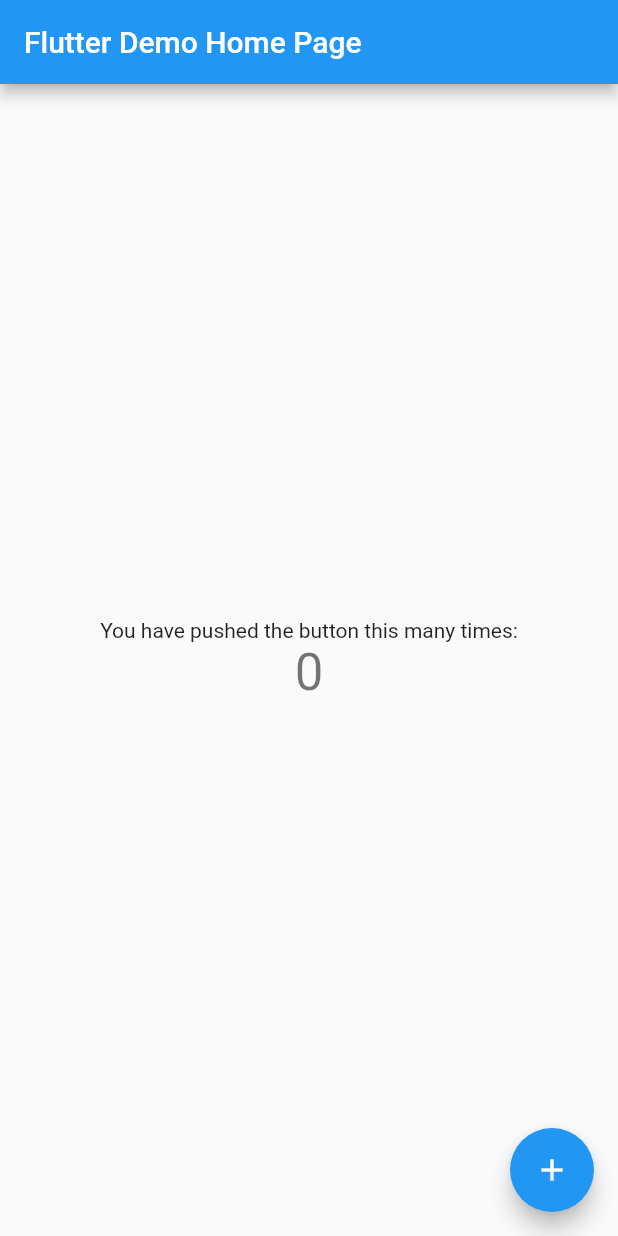
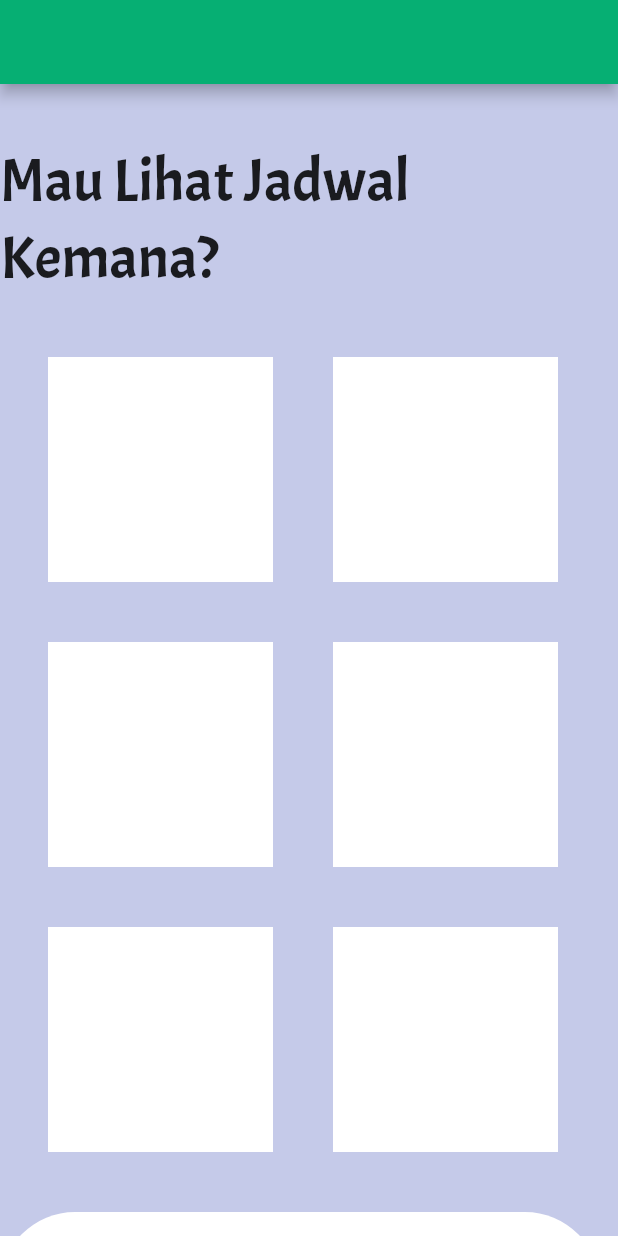
Before and after one commit to re11n/shantika_bus, a Flutter app: the screen it shows after launch, on a phone screen of 412 x 824 dp. Run offline on Flutter 3.47's test engine with Material 2 defaults, Android fonts, the phone set to English and light mode, and no system bars.

Commit message:
first commit

```diff
--- a/lib/main.dart
+++ b/lib/main.dart
@@ -1,4 +1,5 @@
 import 'package:flutter/material.dart';
+import 'pages/jadwal_page.dart';
 
 void main() {
   runApp(const MyApp());
@@ -7,109 +8,11 @@
 class MyApp extends StatelessWidget {
   const MyApp({super.key});
 
-  // This widget is the root of your application.
   @override
   Widget build(BuildContext context) {
     return MaterialApp(
-      title: 'Flutter Demo',
-      theme: ThemeData(
-        // This is the theme of your application.
-        //
-        // Try running your application with "flutter run". You'll see the
-        // application has a blue toolbar. Then, without quitting the app, try
-        // changing the primarySwatch below to Colors.green and then invoke
-        // "hot reload" (press "r" in the console where you ran "flutter run",
-        // or simply save your changes to "hot reload" in a Flutter IDE).
-        // Notice that the counter didn't reset back to zero; the application
-        // is not restarted.
-        primarySwatch: Colors.blue,
-      ),
-      home: const MyHomePage(title: 'Flutter Demo Home Page'),
+      debugShowCheckedModeBanner: false,
+      home: JadwalPage(),
     );
   }
 }
-
-class MyHomePage extends StatefulWidget {
-  const MyHomePage({super.key, required this.title});
-
-  // This widget is the home page of your application. It is stateful, meaning
-  // that it has a State object (defined below) that contains fields that affect
-  // how it looks.
-
-  // This class is the configuration for the state. It holds the values (in this
-  // case the title) provided by the parent (in this case the App widget) and
-  // used by the build method of the State. Fields in a Widget subclass are
-  // always marked "final".
-
-  final String title;
-
-  @override
-  State<MyHomePage> createState() => _MyHomePageState();
-}
-
-class _MyHomePageState extends State<MyHomePage> {
-  int _counter = 0;
-
-  void _incrementCounter() {
-    setState(() {
-      // This call to setState tells the Flutter framework that something has
-      // changed in this State, which causes it to rerun the build method below
-      // so that the display can reflect the updated values. If we changed
-      // _counter without calling setState(), then the build method would not be
-      // called again, and so nothing would appear to happen.
-      _counter++;
-    });
-  }
-
-  @override
-  Widget build(BuildContext context) {
-    // This method is rerun every time setState is called, for instance as done
-    // by the _incrementCounter method above.
-    //
-    // The Flutter framework has been optimized to make rerunning build methods
-    // fast, so that you can just rebuild anything that needs updating rather
-    // than having to individually change instances of widgets.
-    return Scaffold(
-      appBar: AppBar(
-        // Here we take the value from the MyHomePage object that was created by
-        // the App.build method, and use it to set our appbar title.
-        title: Text(widget.title),
-      ),
-      body: Center(
-        // Center is a layout widget. It takes a single child and positions it
-        // in the middle of the parent.
-        child: Column(
-          // Column is also a layout widget. It takes a list of children and
-          // arranges them vertically. By default, it sizes itself to fit its
-          // children horizontally, and tries to be as tall as its parent.
-          //
-          // Invoke "debug painting" (press "p" in the console, choose the
-          // "Toggle Debug Paint" action from the Flutter Inspector in Android
-          // Studio, or the "Toggle Debug Paint" command in Visual Studio Code)
-          // to see the wireframe for each widget.
-          //
-          // Column has various properties to control how it sizes itself and
-          // how it positions its children. Here we use mainAxisAlignment to
-          // center the children vertically; the main axis here is the vertical
-          // axis because Columns are vertical (the cross axis would be
-          // horizontal).
-          mainAxisAlignment: MainAxisAlignment.center,
-          children: <Widget>[
-            const Text(
-              'You have pushed the button this many times:',
-            ),
-            Text(
-              '$_counter',
-              style: Theme.of(context).textTheme.headlineMedium,
-            ),
-          ],
-        ),
-      ),
-      floatingActionButton: FloatingActionButton(
-        onPressed: _incrementCounter,
-        tooltip: 'Increment',
-        child: const Icon(Icons.add),
-      ), // This trailing comma makes auto-formatting nicer for build methods.
-    );
-  }
-}
--- /dev/null
+++ b/lib/pages/jadwal_page.dart
@@ -0,0 +1,182 @@
+import 'package:flutter/material.dart';
+
+class JadwalPage extends StatelessWidget {
+
+const JadwalPage({super.key});
+
+  @override
+  Widget build(BuildContext context) {
+    return Scaffold(
+      resizeToAvoidBottomInset: false,
+      backgroundColor:Color.fromRGBO(197,202,233, 1),
+       appBar: AppBar(
+        backgroundColor: Color.fromRGBO(6,175,115, 1),
+      ),
+      body: SafeArea (
+        child: Center(
+          child: Column(
+            children: [
+              const SizedBox(
+                height: 40,
+              ),
+
+              const Text('Mau Lihat Jadwal Kemana?',
+              style: TextStyle(
+                fontFamily: 'Acme-Regular',
+                fontSize: 40,
+                fontWeight: FontWeight.w400,
+              ),
+              ),
+              const SizedBox(
+                height: 40,
+              ),
+
+              Row(
+                children: [
+                  Padding(
+                    padding: const EdgeInsets.only(left: 32),
+                    child: Stack(
+                      children: [
+                        Container(
+                          decoration: BoxDecoration(
+                            color: Colors.white,
+                          ),
+                          width: 150,
+                          height: 150,
+                        )
+                      ],
+                    ),
+                  ),
+
+                  Padding(
+                    padding: const EdgeInsets.only(left: 40),
+                    child: Stack(
+                      children: [
+                        Container(
+                          decoration: BoxDecoration(
+                            color: Colors.white,
+                          ),
+                          width: 150,
+                          height: 150,
+                        )
+                      ],
+                    ),
+                  ),
+                ],
+              ),
+
+              const SizedBox(
+                height: 40,
+              ),
+
+              Row(
+                children: [
+                  Padding(
+                        padding: const EdgeInsets.only(left: 32),
+                        child: Stack(
+                          children: [
+                            Container(
+                              decoration: BoxDecoration(
+                                color: Colors.white,
+                              ),
+                              width: 150,
+                              height: 150,
+                            )
+                          ],
+                        ),
+                      ),
+
+                  Padding(
+                        padding: const EdgeInsets.only(left: 40),
+                        child: Stack(
+                          children: [
+                            Container(
+                              decoration: BoxDecoration(
+                                color: Colors.white,
+                              ),
+                              width: 150,
+                              height: 150,
+                            )
+                          ],
+                        ),
+                      ),
+                ],
+              ),
+
+              const SizedBox(
+                height: 40,
+              ),
+
+              Row(
+                children: [
+                  Padding(
+                            padding: const EdgeInsets.only(left: 32),
+                            child: Stack(
+                              children: [
+                                Container(
+                                  decoration: BoxDecoration(
+                                    color: Colors.white,
+                                  ),
+                                  width: 150,
+                                  height: 150,
+                                )
+                              ],
+                            ),
+                          ),
+
+                  Padding(
+                        padding: const EdgeInsets.only(left: 40),
+                        child: Stack(
+                          children: [
+                            Container(
+                              decoration: BoxDecoration(
+                                color: Colors.white,
+                              ),
+                              width: 150,
+                              height: 150,
+                            )
+                          ],
+                        ),
+                      ),
+                ],
+              ),
+
+              const SizedBox(
+                height: 40,
+              ),
+
+              Padding(
+                        padding: const EdgeInsets.only(left: 0),
+                        child: Stack(
+                          children: [
+                            Container(
+                              decoration: BoxDecoration(
+                                borderRadius: BorderRadius.circular(100),
+                                color: Colors.white,
+                              ),
+                              width: 400,
+                              height: 100,
+                            ),
+                            Row(
+                              children: [
+                                Padding(
+                                  padding: const EdgeInsets.only(top: 25, left: 25),
+                                  child: Container(
+                                    decoration: BoxDecoration(
+                                    borderRadius: BorderRadius.circular(80),
+                                    color: Colors.green,
+                                  ),
+                                  width: 120,
+                                  height: 50,
+                                  ),
+                                ),
+                              ]
+                            )
+                          ],
+                        ),
+                      ),
+            ],
+          ))),
+    );
+  }
+}
```
Also changed, not shown: pubspec.yaml (+4 -6 lines), lib/components/explore_button.dart (added), lib/fonts/Acme-Regular.ttf (added), lib/images/search.png (added), lib/images/settings.png (added), lib/images/tripleDot.png (added).
